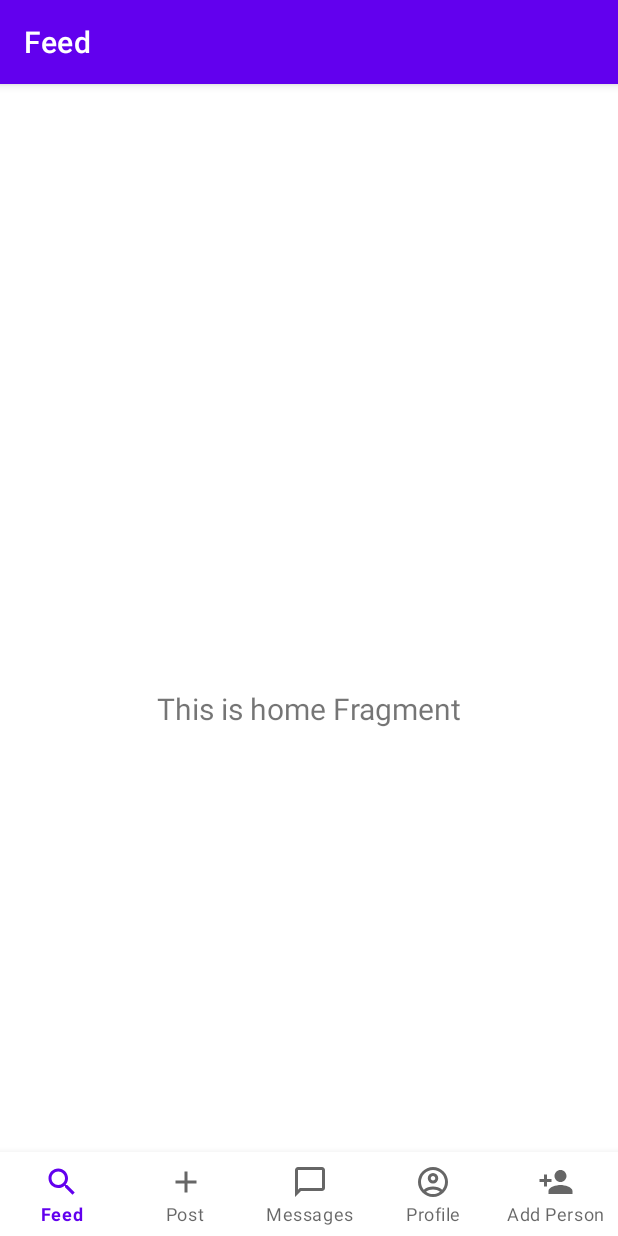
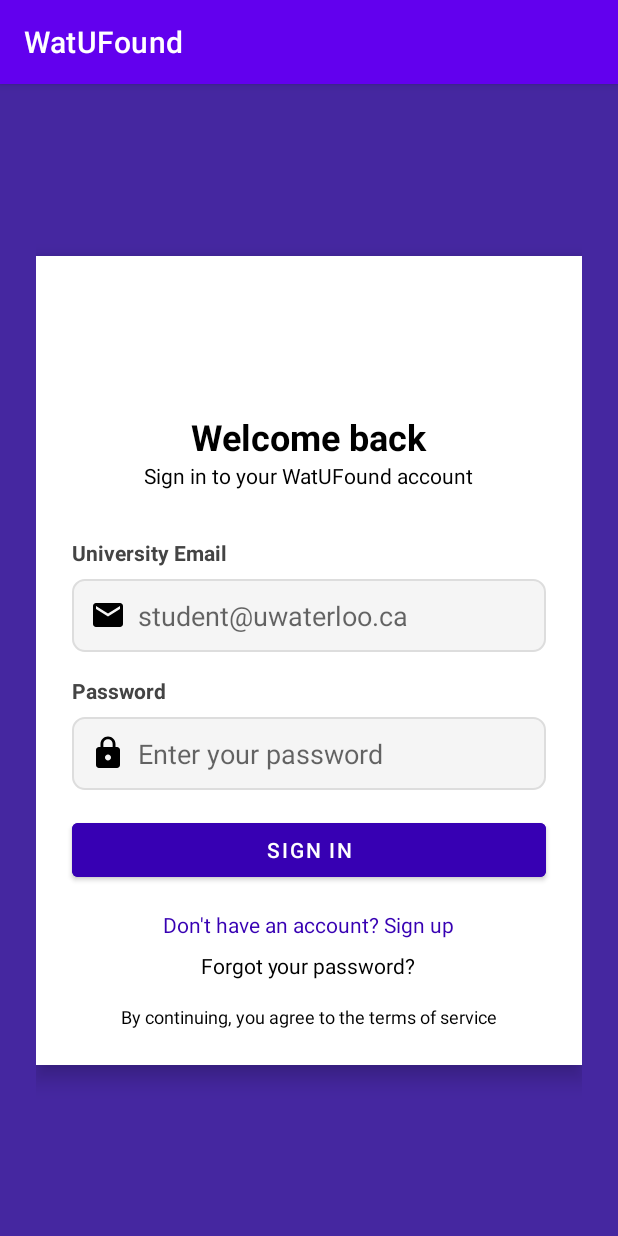
Before and after one commit to mahirathi/WatUFound, an Android app: the screen it shows after launch (MainActivity before the commit, LoginActivity after it), on a phone screen of 412 x 824 dp. Run offline under Robolectric (Android 15) with nearby library versions, the phone set to English and light mode, and no system bars.

Commit message:
login page functional

```diff
--- a/app/src/main/AndroidManifest.xml
+++ b/app/src/main/AndroidManifest.xml
@@ -12,15 +12,17 @@
         android:supportsRtl="true"
         android:theme="@style/Theme.WatUFound">
         <activity
-            android:name=".MainActivity"
+            android:name=".LoginActivity"
             android:exported="true"
             android:label="@string/app_name">
             <intent-filter>
                 <action android:name="android.intent.action.MAIN" />
-
                 <category android:name="android.intent.category.LAUNCHER" />
             </intent-filter>
         </activity>
+        <activity
+            android:name=".MainActivity"
+            android:exported="true" />
     </application>
 
 </manifest>
--- /dev/null
+++ b/app/src/main/java/com/ece452/watufound/LoginActivity.kt
@@ -0,0 +1,28 @@
+package com.ece452.watufound
+
+import android.content.Intent
+import android.os.Bundle
+import android.widget.Button
+import androidx.appcompat.app.AppCompatActivity
+import com.ece452.watufound.databinding.ActivityLoginBinding
+
+class LoginActivity : AppCompatActivity() {
+
+    private lateinit var binding: ActivityLoginBinding
+
+    override fun onCreate(savedInstanceState: Bundle?) {
+        super.onCreate(savedInstanceState)
+        binding = ActivityLoginBinding.inflate(layoutInflater)
+        setContentView(binding.root)
+
+        // Fake login success: Replace this logic with real authentication later
+        binding.signInButton.setOnClickListener {
+            // TODO: validate user input, optional
+
+            // Navigate to MainActivity
+            val intent = Intent(this, MainActivity::class.java)
+            startActivity(intent)
+            finish() // Prevent back navigation to login
+        }
+    }
+}
--- /dev/null
+++ b/app/src/main/res/drawable/ic_email.xml
@@ -0,0 +1,7 @@
+<vector xmlns:android="http://schemas.android.com/apk/res/android" android:height="24dp" android:tint="#000000" android:viewportHeight="24" android:viewportWidth="24" android:width="24dp">
+
+    <path
+        android:fillColor="@android:color/darker_gray"
+        android:pathData="M20,4L4,4c-1.1,0 -1.99,0.9 -1.99,2L2,18c0,1.1 0.9,2 2,2h16c1.1,0 2,-0.9 2,-2L22,6c0,-1.1 -0.9,-2 -2,-2zM20,8l-8,5 -8,-5L4,6l8,5 8,-5v2z"/>
+
+</vector>
--- /dev/null
+++ b/app/src/main/res/drawable/ic_eye.xml
@@ -0,0 +1,10 @@
+<vector xmlns:android="http://schemas.android.com/apk/res/android"
+    android:width="24dp"
+    android:height="24dp"
+    android:viewportWidth="24"
+    android:viewportHeight="24"
+    android:tint="#000000">
+    <path
+        android:fillColor="@android:color/darker_gray"
+        android:pathData="M480,640Q555,640 607.5,587.5Q660,535 660,460Q660,385 607.5,332.5Q555,280 480,280Q405,280 352.5,332.5Q300,385 300,460Q300,535 352.5,587.5Q405,640 480,640ZM480,568Q435,568 403.5,536.5Q372,505 372,460Q372,415 403.5,383.5Q435,352 480,352Q525,352 556.5,383.5Q588,415 588,460Q588,505 556.5,536.5Q525,568 480,568ZM480,760Q334,760 214,678.5Q94,597 40,460Q94,323 214,241.5Q334,160 480,160Q626,160 746,241.5Q866,323 920,460Q866,597 746,678.5Q626,760 480,760ZM480,460Q480,460 480,460Q480,460 480,460Q480,460 480,460Q480,460 480,460Q480,460 480,460Q480,460 480,460Q480,460 480,460Q480,460 480,460ZM480,680Q593,680 687.5,620.5Q782,561 832,460Q782,359 687.5,299.5Q593,240 480,240Q367,240 272.5,299.5Q178,359 128,460Q178,561 272.5,620.5Q367,680 480,680Z"/>
+</vector>
--- /dev/null
+++ b/app/src/main/res/drawable/ic_lock.xml
@@ -0,0 +1,10 @@
+<vector xmlns:android="http://schemas.android.com/apk/res/android"
+    android:width="24dp"
+    android:height="24dp"
+    android:viewportWidth="24"
+    android:viewportHeight="24"
+    android:tint="#000000">
+  <path
+      android:fillColor="@android:color/darker_gray"
+      android:pathData="M18,8h-1L17,6c0,-2.76 -2.24,-5 -5,-5S7,3.24 7,6v2L6,8c-1.1,0 -2,0.9 -2,2v10c0,1.1 0.9,2 2,2h12c1.1,0 2,-0.9 2,-2L20,10c0,-1.1 -0.9,-2 -2,-2zM12,17c-1.1,0 -2,-0.9 -2,-2s0.9,-2 2,-2 2,0.9 2,2 -0.9,2 -2,2zM15.1,8L8.9,8L8.9,6c0,-1.71 1.39,-3.1 3.1,-3.1 1.71,0 3.1,1.39 3.1,3.1v2z"/>
+</vector>
--- /dev/null
+++ b/app/src/main/res/drawable/input_field_background.xml
@@ -0,0 +1,5 @@
+<shape xmlns:android="http://schemas.android.com/apk/res/android">
+    <solid android:color="#F5F5F5"/>
+    <corners android:radius="8dp"/>
+    <stroke android:width="1dp" android:color="#DDDDDD"/>
+</shape>
--- /dev/null
+++ b/app/src/main/res/layout/activity_login.xml
@@ -0,0 +1,146 @@
+<?xml version="1.0" encoding="utf-8"?>
+<androidx.constraintlayout.widget.ConstraintLayout xmlns:android="http://schemas.android.com/apk/res/android"
+    xmlns:app="http://schemas.android.com/apk/res-auto"
+    xmlns:tools="http://schemas.android.com/tools"
+    android:layout_width="match_parent"
+    android:layout_height="match_parent"
+    android:background="@color/deep_purple"
+    android:padding="24dp">
+
+    <!-- White Centered Card -->
+    <LinearLayout
+        android:id="@+id/loginCard"
+        android:layout_width="0dp"
+        android:layout_height="wrap_content"
+        android:orientation="vertical"
+        android:background="@android:color/white"
+        android:padding="24dp"
+        android:elevation="8dp"
+        android:clipToPadding="false"
+        app:layout_constraintTop_toTopOf="parent"
+        app:layout_constraintBottom_toBottomOf="parent"
+        app:layout_constraintStart_toStartOf="parent"
+        app:layout_constraintEnd_toEndOf="parent">
+
+        <!-- Logo W -->
+        <TextView
+            android:layout_width="64dp"
+            android:layout_height="64dp"
+            android:gravity="center"
+            android:textSize="28sp"
+            android:textColor="@android:color/white"
+            android:textStyle="bold"
+            android:layout_gravity="center_horizontal" />
+
+        <!-- Welcome Text -->
+        <TextView
+            android:layout_width="wrap_content"
+            android:layout_height="wrap_content"
+            android:text="@string/Welcome"
+            android:textColor="@android:color/black"
+            android:textSize="24sp"
+            android:textStyle="bold"
+            android:layout_marginTop="16dp"
+            android:layout_gravity="center_horizontal"/>
+
+        <!-- Subtitle -->
+        <TextView
+            android:layout_width="wrap_content"
+            android:layout_height="wrap_content"
+            android:text="@string/sign_in"
+            android:textColor="@android:color/black"
+            android:textSize="14sp"
+            android:layout_marginBottom="16dp"
+            android:layout_gravity="center_horizontal"/>
+
+        <TextView
+            android:layout_width="match_parent"
+            android:layout_height="wrap_content"
+            android:text="@string/email_label"
+            android:textSize="14sp"
+            android:textColor="#444444"
+            android:textStyle="bold"
+            android:layout_marginTop="16dp" />
+
+        <!-- Email Field -->
+        <EditText
+            android:id="@+id/emailEditText"
+            android:layout_width="match_parent"
+            android:layout_height="wrap_content"
+            android:layout_marginTop="8dp"
+            android:autofillHints="emailAddress"
+            android:background="@drawable/input_field_background"
+            android:drawableStart="@drawable/ic_email"
+            android:drawablePadding="8dp"
+            android:hint="@string/emailhint"
+            android:inputType="textEmailAddress"
+            android:padding="12dp" />
+
+        <TextView
+            android:layout_width="match_parent"
+            android:layout_height="wrap_content"
+            android:text="@string/password_label"
+            android:textSize="14sp"
+            android:textColor="#444444"
+            android:textStyle="bold"
+            android:layout_marginTop="16dp" />
+
+        <!-- Password Field -->
+        <EditText
+            android:id="@+id/passwordEditText"
+            android:layout_width="match_parent"
+            android:layout_height="wrap_content"
+            android:layout_marginTop="8dp"
+            android:autofillHints="password"
+            android:background="@drawable/input_field_background"
+            android:drawableStart="@drawable/ic_lock"
+            android:drawablePadding="8dp"
+            android:drawableEnd="@drawable/ic_eye"
+            android:hint="@string/pwdhint"
+            android:inputType="textPassword"
+            android:padding="12dp" />
+
+        <!-- Sign In Button -->
+        <Button
+            android:id="@+id/signInButton"
+            android:layout_width="match_parent"
+            android:layout_height="wrap_content"
+            android:text="@string/signinbutton"
+            android:textColor="@android:color/white"
+            android:backgroundTint="@color/purple_700"
+            android:layout_marginTop="16dp" />
+
+        <!-- Sign Up -->
+        <TextView
+            android:id="@+id/signUpText"
+            android:layout_width="wrap_content"
+            android:layout_height="wrap_content"
+            android:text="@string/signupnudge"
+            android:textColor="@color/purple_700"
+            android:textSize="14sp"
+            android:layout_marginTop="16dp"
+            android:layout_gravity="center_horizontal" />
+
+        <!-- Forgot Password -->
+        <TextView
+            android:id="@+id/forgotPasswordText"
+            android:layout_width="wrap_content"
+            android:layout_height="wrap_content"
+            android:text="@string/forgotpwd"
+            android:textColor="@android:color/black"
+            android:textSize="14sp"
+            android:layout_marginTop="8dp"
+            android:layout_gravity="center_horizontal" />
+
+        <!-- Terms of Service -->
+        <TextView
+            android:layout_width="wrap_content"
+            android:layout_height="wrap_content"
+            android:text="@string/termsservices"
+            android:textColor="@android:color/black"
+            android:textSize="12sp"
+            android:layout_marginTop="16dp"
+            android:layout_gravity="center_horizontal" />
+
+    </LinearLayout>
+</androidx.constraintlayout.widget.ConstraintLayout>
--- a/app/src/main/res/values/colors.xml
+++ b/app/src/main/res/values/colors.xml
@@ -7,4 +7,6 @@
     <color name="teal_700">#FF018786</color>
     <color name="black">#FF000000</color>
     <color name="white">#FFFFFFFF</color>
+    <color name="deep_purple">#4527A0</color>
+    <color name="darker_gray">#EAA9A9A9</color>
 </resources>
--- a/app/src/main/res/values/strings.xml
+++ b/app/src/main/res/values/strings.xml
@@ -3,4 +3,19 @@
     <string name="title_home">Home</string>
     <string name="title_dashboard">Dashboard</string>
     <string name="title_notifications">Notifications</string>
+
+<!--    Login Page Variables -->
+    <string name="Welcome">Welcome back</string>
+    <string name="sign_in">Sign in to your WatUFound account</string>
+    <string name="forgotpwd">Forgot your password?</string>
+    <string name="emailhint">  student@uwaterloo.ca</string>
+    <string name="pwdhint">  Enter your password</string>
+    <string name="termsservices">By continuing, you agree to the terms of service</string>
+    <string name="signinbutton"> SIGN IN </string>
+    <string name="emailsubtitle"> University Email </string>
+    <string name="pwdsubtitle"> Password </string>
+    <string name="signupnudge"> Don\'t have an account? Sign up</string>
+    <string name="email_label">University Email</string>
+    <string name="password_label">Password</string>
+
 </resources>
```
